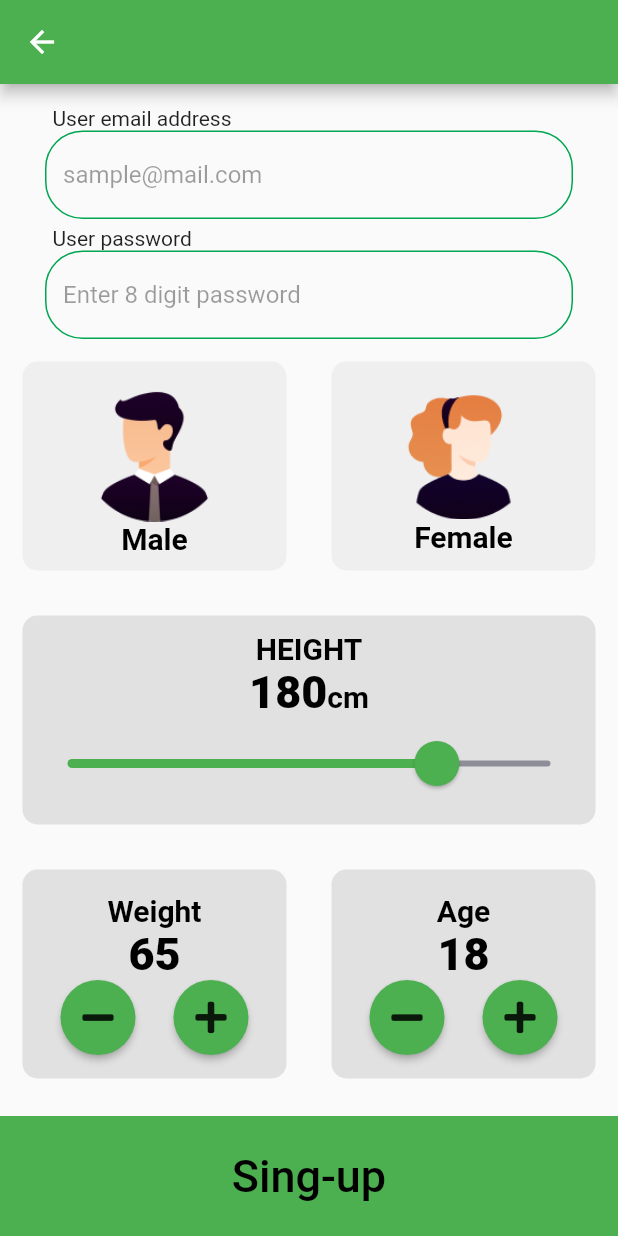
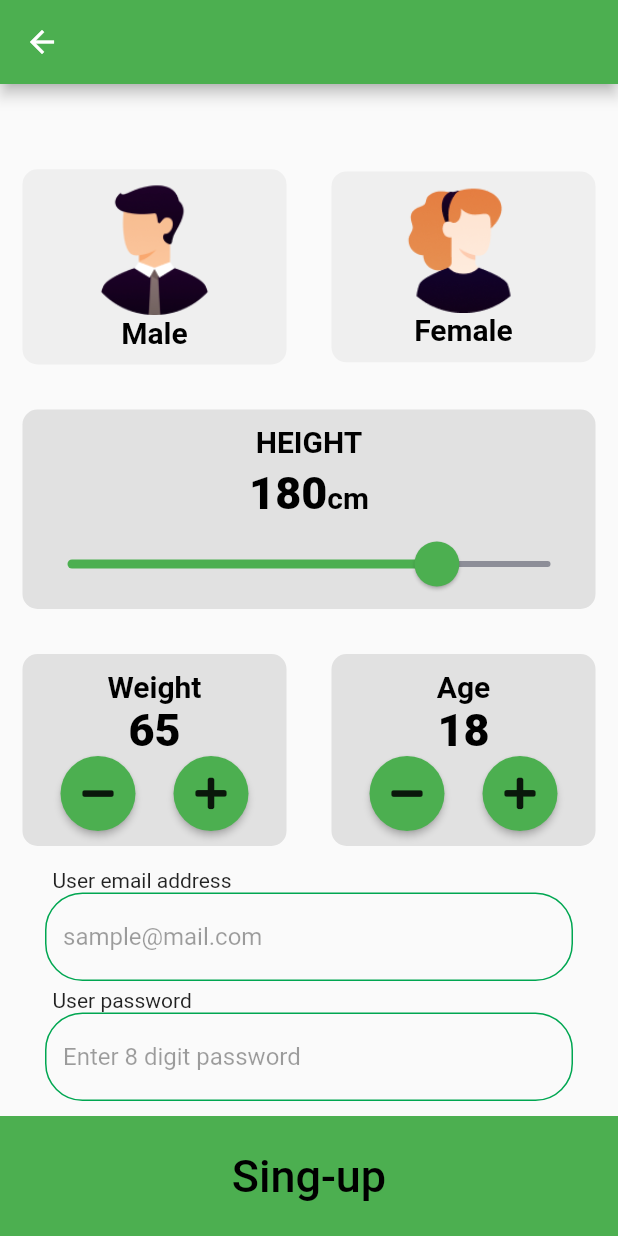
Before and after one commit to mmuhamadiev/ndc_medic_record_app, a Flutter app: the LoginPage screen opened by its route, after a tap on "Sign up", on a phone screen of 412 x 824 dp. Run offline on Flutter 3.47's test engine with Material 2 defaults, Android fonts, the light colour scheme and no system bars; our stand-ins replace font_awesome_flutter, introduction_screen.

Commit message:
update 1 registration page, fix keyboard overflow

```diff
--- a/lib/screens/login_registration_page/login_components/image_content.dart
+++ b/lib/screens/login_registration_page/login_components/image_content.dart
@@ -13,7 +13,8 @@ class ImageContent extends StatelessWidget {
       mainAxisAlignment: MainAxisAlignment.center,
       children: [
         image,
-        Text(label, style: kTextStyle)
+        Text(label, style: kTextStyle),
+        SizedBox(height: 10,)
       ],
     );
   }
--- a/lib/screens/login_registration_page/login_page.dart
+++ b/lib/screens/login_registration_page/login_page.dart
@@ -1,3 +1,4 @@
+import 'package:flutter/gestures.dart';
 import 'package:flutter/material.dart';
 import 'package:flutter/services.dart';
 import 'package:ndc_medic_record_app/components/bottom_button.dart';
@@ -22,29 +23,26 @@ class _LoginPageState extends State<LoginPage> {
         FocusManager.instance.primaryFocus?.unfocus();
       },
       child: Scaffold(
-        resizeToAvoidBottomInset: false,
+        //resizeToAvoidBottomInset: false,
         body: Container(
-          child:
-              Column(mainAxisAlignment: MainAxisAlignment.spaceBetween,
+          height: double.infinity,
+          width: double.infinity,
+          child: SingleChildScrollView(
+            reverse: true,
+            child: Column(
+                mainAxisAlignment: MainAxisAlignment.spaceBetween,
+                //crossAxisAlignment: CrossAxisAlignment.stretch,
                 children: [
-                SizedBox(
-                  height: 50,
-                ),
-            Flexible(
-              flex: 2,
-              child: Hero(
-                tag: 'logo',
-                child: Container(
+              Container(
             child: Image.asset(
               'assets/images/img.png',
               scale: 1.3,
             ),
               ),
+                  SizedBox(
+                    height: 50,
                   ),
-            ),
-            Flexible(
-              flex: 2,
-              child: Column(
+              Column(
             children: [
               Container(
                 padding: EdgeInsets.only(left: 35, right: 35),
@@ -111,9 +109,12 @@ class _LoginPageState extends State<LoginPage> {
               ),
             ],
               ),
+                  SizedBox(
+                    height: 100,
                   ),
-            Flexible(flex: 0,child: BottomButton(onPress: () {}, buttonText: 'Sign-in')),
+              BottomButton(onPress: () {}, buttonText: 'Sign-in'),
             ]),
+          ),
         ),
       ),
     );
--- a/lib/screens/login_registration_page/registration_page.dart
+++ b/lib/screens/login_registration_page/registration_page.dart
@@ -43,11 +43,193 @@ class _RegistrationPageState extends State<RegistrationPage> {
                 color: Colors.green, fontSize: 25, fontWeight: FontWeight.bold),
           ),
         ),
-        resizeToAvoidBottomInset: false,
-        body: Column(
-          crossAxisAlignment: CrossAxisAlignment.stretch,
+        //resizeToAvoidBottomInset: false,
+        body: Container(
+          height: double.infinity,
+          width: double.infinity,
+          child: SingleChildScrollView(
+            reverse: true,
+            child: Column(
               children: [
                 const SizedBox(height: 15),
+                Row(
+                  children: [
+                    Expanded(
+                      child: ReusableCard(
+                          onPress: () {
+                            setState(() {
+                              selectedGender = Gender.male;
+                            });
+                          },
+                          cardChild: ImageContent(
+                            image: Image.asset('assets/images/male.png',scale: 1.4,),
+                            label: 'Male',
+                          ),
+                          colour: selectedGender == Gender.male
+                              ? kActiveColor
+                              : kInactiveColor),
+                    ),
+                    Expanded(
+                      child: ReusableCard(
+                        onPress: () {
+                          setState(() {
+                            selectedGender = Gender.female;
+                          });
+                        },
+                        cardChild: ImageContent(
+                          image: Image.asset('assets/images/female.png',scale: 1.4,),
+                          label: 'Female',
+                        ),
+                        colour: selectedGender == Gender.female
+                            ? kActiveColor
+                            : kInactiveColor,
+                      ),
+                    ),
+                  ],
+                ),
+                ReusableCard(
+                  cardChild: Column(
+                    mainAxisAlignment: MainAxisAlignment.center,
+                    children: [
+                      SizedBox(height: 10,),
+                      Text(
+                        'HEIGHT',
+                        style: kTextStyle,
+                      ),
+                      SizedBox(height: 5,),
+                      Row(
+                        mainAxisAlignment: MainAxisAlignment.center,
+                        crossAxisAlignment: CrossAxisAlignment.baseline,
+                        textBaseline: TextBaseline.alphabetic,
+                        children: [
+                          Text(
+                            '$height',
+                            style: kNumberTextStyle,
+                          ),
+                          Text(
+                            'cm',
+                            style: kTextStyle,
+                          ),
+                        ],
+                      ),
+                      SliderTheme(
+                        data: SliderTheme.of(context).copyWith(
+                          thumbShape: RoundSliderThumbShape(enabledThumbRadius: 15),
+                          overlayShape: RoundSliderOverlayShape(overlayRadius: 30),
+                        ),
+                        child: Slider(
+                          activeColor: Colors.green,
+                          inactiveColor: Color(0xFF8D8E98),
+                          value: height.toDouble(),
+                          min: 50,
+                          max: 220,
+                          onChanged: (double newValue) {
+                            setState(() {
+                              height = newValue.round();
+                            });
+                          },
+                        ),
+                      ),
+                    ],
+                  ),
+                  colour: kActiveColor,
+                ),
+                Row(
+                  children: [
+                    Expanded(
+                      child: ReusableCard(
+                        cardChild: Column(
+                          mainAxisAlignment: MainAxisAlignment.center,
+                          children: [
+                            SizedBox(height: 10,),
+                            Text(
+                              'Weight',
+                              style: kTextStyle,
+                            ),
+                            Row(
+                              mainAxisAlignment: MainAxisAlignment.center,
+                              children: [
+                                Text(
+                                  '$weight',
+                                  style: kNumberTextStyle,
+                                ),
+                              ],
+                            ),
+                            Row(
+                              mainAxisAlignment: MainAxisAlignment.spaceEvenly,
+                              children: [
+                                RoundIconButton(
+                                  icon: FontAwesomeIcons.minus,
+                                  func: () {
+                                    setState(() {
+                                      weight--;
+                                    });
+                                  },
+                                ),
+                                RoundIconButton(
+                                  icon: FontAwesomeIcons.plus,
+                                  func: () {
+                                    setState(() {
+                                      weight++;
+                                    });
+                                  },
+                                ),
+                              ],
+                            ),
+                            SizedBox(height: 10,),
+                          ],
+                        ),
+                        colour: kActiveColor,
+                      ),
+                    ),
+                    Expanded(
+                      child: ReusableCard(
+                        cardChild: Column(
+                          mainAxisAlignment: MainAxisAlignment.center,
+                          children: [
+                            SizedBox(height: 10,),
+                            Text(
+                              'Age',
+                              style: kTextStyle,
+                            ),
+                            Row(
+                              mainAxisAlignment: MainAxisAlignment.center,
+                              children: [
+                                Text(
+                                  '$age',
+                                  style: kNumberTextStyle,
+                                ),
+                              ],
+                            ),
+                            Row(
+                              mainAxisAlignment: MainAxisAlignment.spaceEvenly,
+                              children: [
+                                RoundIconButton(
+                                  icon: FontAwesomeIcons.minus,
+                                  func: () {
+                                    setState(() {
+                                      age--;
+                                    });
+                                  },
+                                ),
+                                RoundIconButton(
+                                  icon: FontAwesomeIcons.plus,
+                                  func: () {
+                                    setState(() {
+                                      age++;
+                                    });
+                                  },
+                                ),
+                              ],
+                            ),
+                            SizedBox(height: 10,),
+                          ],
+                        ),
+                        colour: kActiveColor,
+                      ),
+                    ),
+                  ],
+                ),
                 Container(
                   padding: EdgeInsets.only(left: 35, right: 35),
                   alignment: Alignment.bottomLeft,
@@ -86,189 +268,6 @@ class _RegistrationPageState extends State<RegistrationPage> {
                     ),
                   ),
                 ),
-            Expanded(
-              child: Row(
-                children: [
-                  Expanded(
-                    flex: 1,
-                    child: ReusableCard(
-                        onPress: () {
-                          setState(() {
-                            selectedGender = Gender.male;
-                          });
-                        },
-                        cardChild: ImageContent(
-                          image: Image.asset('assets/images/male.png',scale: 1.4,),
-                          label: 'Male',
-                        ),
-                        colour: selectedGender == Gender.male
-                            ? kActiveColor
-                            : kInactiveColor),
-                  ),
-                  Expanded(
-                    flex: 1,
-                    child: ReusableCard(
-                      onPress: () {
-                        setState(() {
-                          selectedGender = Gender.female;
-                        });
-                      },
-                      cardChild: ImageContent(
-                        image: Image.asset('assets/images/female.png',scale: 1.4,),
-                        label: 'Female',
-                      ),
-                      colour: selectedGender == Gender.female
-                          ? kActiveColor
-                          : kInactiveColor,
-                    ),
-                  ),
-                ],
-              ),
-            ),
-            Expanded(
-              flex: 1,
-              child: ReusableCard(
-                cardChild: Column(
-                  mainAxisAlignment: MainAxisAlignment.center,
-                  children: [
-                    Text(
-                      'HEIGHT',
-                      style: kTextStyle,
-                    ),
-                    Row(
-                      mainAxisAlignment: MainAxisAlignment.center,
-                      crossAxisAlignment: CrossAxisAlignment.baseline,
-                      textBaseline: TextBaseline.alphabetic,
-                      children: [
-                        Text(
-                          '$height',
-                          style: kNumberTextStyle,
-                        ),
-                        Text(
-                          'cm',
-                          style: kTextStyle,
-                        ),
-                      ],
-                    ),
-                    SliderTheme(
-                      data: SliderTheme.of(context).copyWith(
-                        thumbShape: RoundSliderThumbShape(enabledThumbRadius: 15),
-                        overlayShape: RoundSliderOverlayShape(overlayRadius: 30),
-                      ),
-                      child: Slider(
-                        activeColor: Colors.green,
-                        inactiveColor: Color(0xFF8D8E98),
-                        value: height.toDouble(),
-                        min: 50,
-                        max: 220,
-                        onChanged: (double newValue) {
-                          setState(() {
-                            height = newValue.round();
-                          });
-                        },
-                      ),
-                    ),
-                  ],
-                ),
-                colour: kActiveColor,
-              ),
-            ),
-            Expanded(
-              flex: 1,
-              child: Row(
-                children: [
-                  Expanded(
-                    child: ReusableCard(
-                      cardChild: Column(
-                        mainAxisAlignment: MainAxisAlignment.center,
-                        children: [
-                          Text(
-                            'Weight',
-                            style: kTextStyle,
-                          ),
-                          Row(
-                            mainAxisAlignment: MainAxisAlignment.center,
-                            children: [
-                              Text(
-                                '$weight',
-                                style: kNumberTextStyle,
-                              ),
-                            ],
-                          ),
-                          Row(
-                            mainAxisAlignment: MainAxisAlignment.spaceEvenly,
-                            children: [
-                              RoundIconButton(
-                                icon: FontAwesomeIcons.minus,
-                                func: () {
-                                  setState(() {
-                                    weight--;
-                                  });
-                                },
-                              ),
-                              RoundIconButton(
-                                icon: FontAwesomeIcons.plus,
-                                func: () {
-                                  setState(() {
-                                    weight++;
-                                  });
-                                },
-                              ),
-                            ],
-                          ),
-                        ],
-                      ),
-                      colour: kActiveColor,
-                    ),
-                  ),
-                  Expanded(
-                    child: ReusableCard(
-                      cardChild: Column(
-                        mainAxisAlignment: MainAxisAlignment.center,
-                        children: [
-                          Text(
-                            'Age',
-                            style: kTextStyle,
-                          ),
-                          Row(
-                            mainAxisAlignment: MainAxisAlignment.center,
-                            children: [
-                              Text(
-                                '$age',
-                                style: kNumberTextStyle,
-                              ),
-                            ],
-                          ),
-                          Row(
-                            mainAxisAlignment: MainAxisAlignment.spaceEvenly,
-                            children: [
-                              RoundIconButton(
-                                icon: FontAwesomeIcons.minus,
-                                func: () {
-                                  setState(() {
-                                    age--;
-                                  });
-                                },
-                              ),
-                              RoundIconButton(
-                                icon: FontAwesomeIcons.plus,
-                                func: () {
-                                  setState(() {
-                                    age++;
-                                  });
-                                },
-                              ),
-                            ],
-                          ),
-                        ],
-                      ),
-                      colour: kActiveColor,
-                    ),
-                  ),
-                ],
-              ),
-            ),
-
                 BottomButton(
                   buttonText: 'Sing-up',
                   onPress: () {
@@ -282,6 +281,8 @@ class _RegistrationPageState extends State<RegistrationPage> {
               ],
             ),
           ),
+        ),
+      ),
     );
   }
 }
```
Lines whose indentation alone changed are shown as unchanged.
